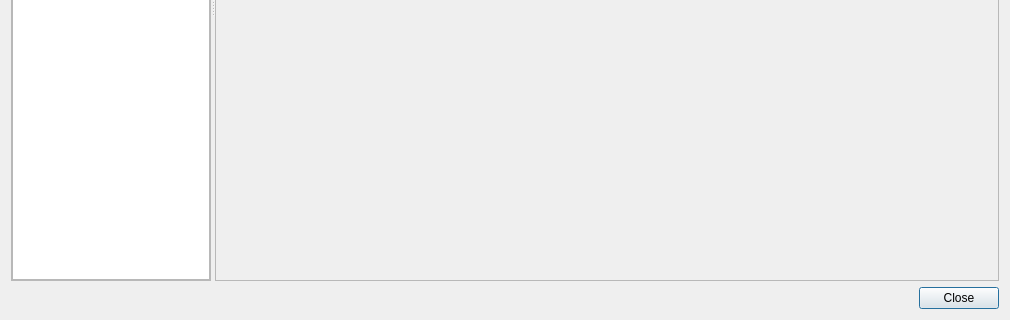
Before: the Qt Designer form src/ui/qgsdatasourcemanagerdialog.ui in qgis/QGIS, drawn with Qt 5; both pictures show x 0 to 1010 and y 280 to 600 of the 1010 by 600 pixel window.
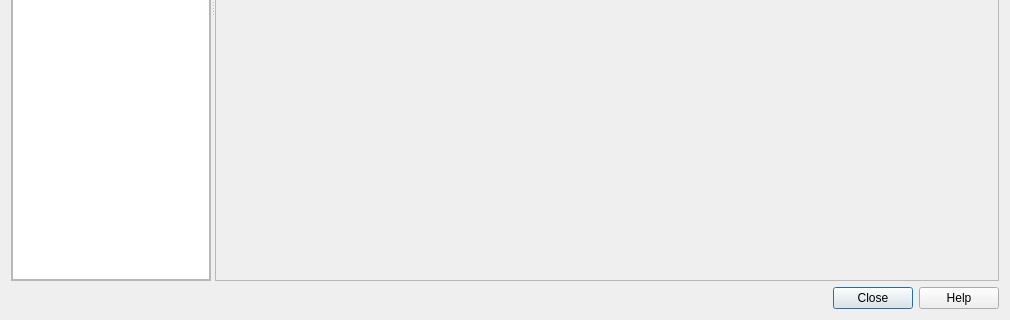
After: the same form once the commit is applied. Icons and pictures are not drawn.

Commit message: [addlayerbutton] Added help button (URL is still a placeholder)

What changed in the file:
```diff
--- a/src/ui/qgsdatasourcemanagerdialog.ui
+++ b/src/ui/qgsdatasourcemanagerdialog.ui
@@ -184,7 +184,7 @@
       <item row="0" column="0">
        <widget class="QDialogButtonBox" name="buttonBox">
         <property name="standardButtons">
-         <set>QDialogButtonBox::Close</set>
+         <set>QDialogButtonBox::Close|QDialogButtonBox::Help</set>
         </property>
        </widget>
       </item>
```
The commit also changes 2 other files.
